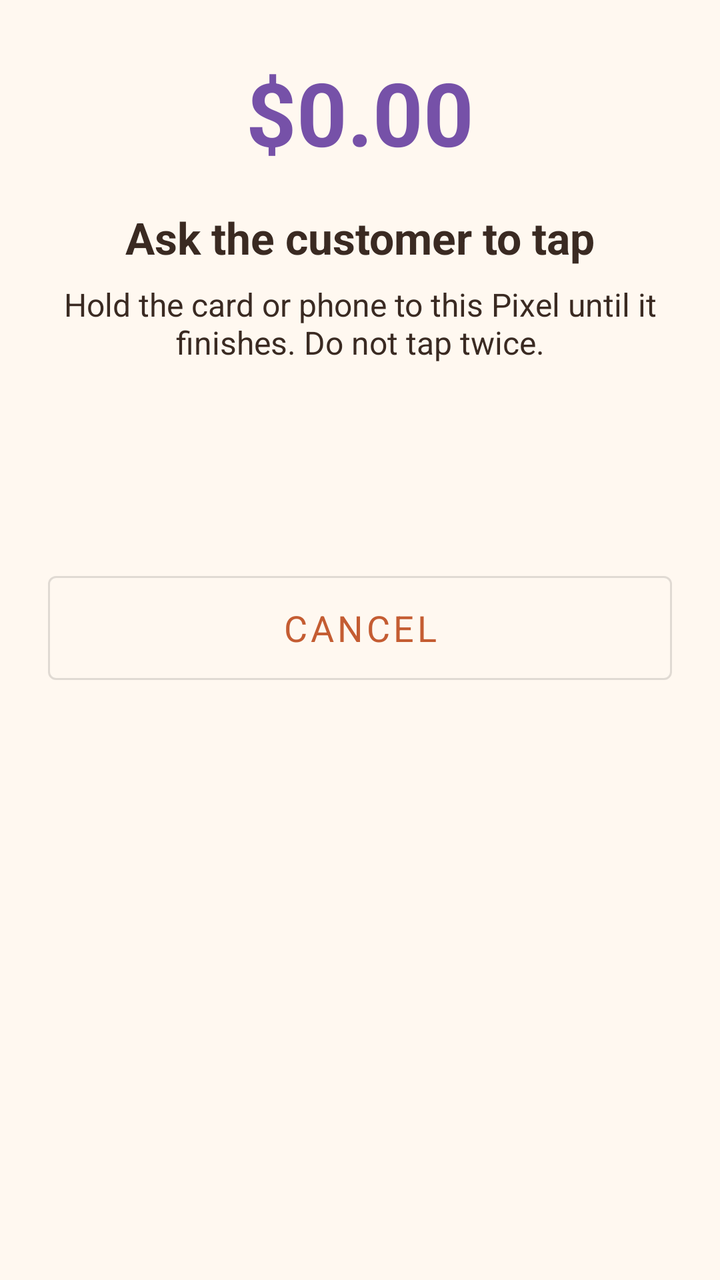
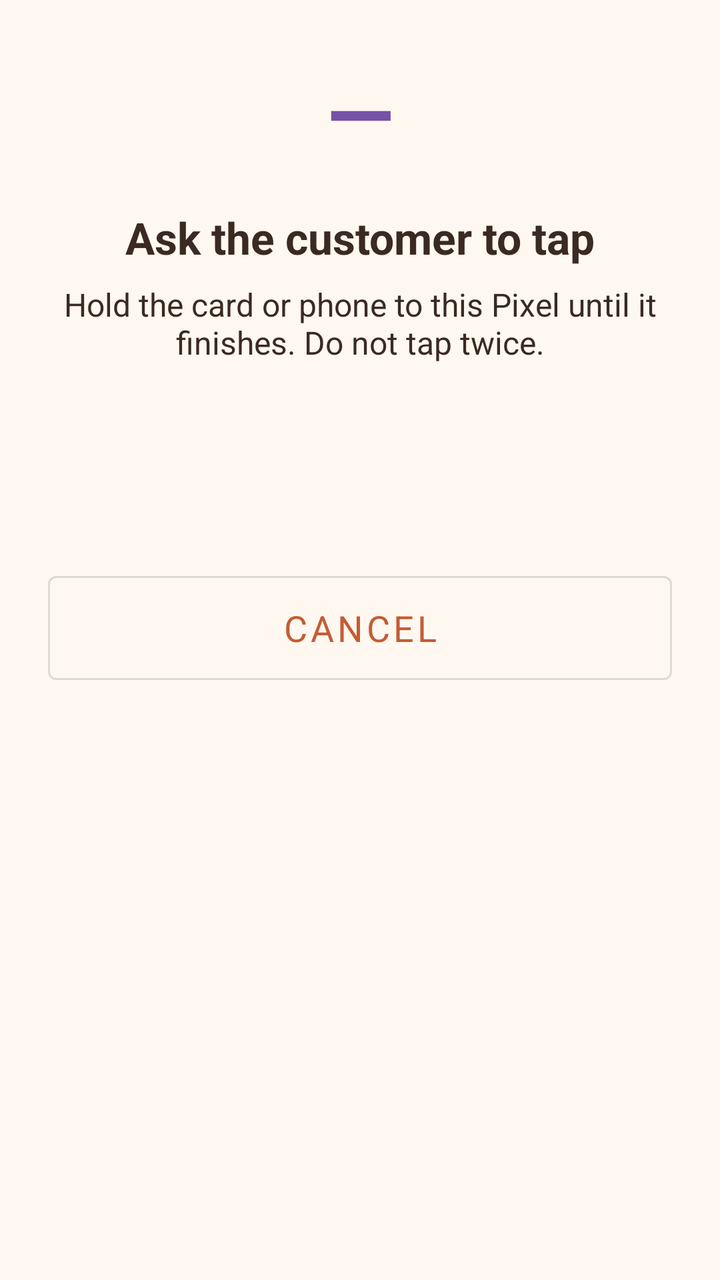

An Android layout rendered at two revisions. The XML below is the earlier revision; the diff shows what the commit changed to produce the second picture.
<!-- AndroidManifest.xml: application theme Theme.SRPos -->
<!-- res/layout/activity_collect.xml -->
<?xml version="1.0" encoding="utf-8"?>
<ScrollView xmlns:android="http://schemas.android.com/apk/res/android"
    android:layout_width="match_parent"
    android:layout_height="match_parent"
    android:background="@color/cream"
    android:clipToPadding="false"
    android:fillViewport="true"
    android:fitsSystemWindows="true">

    <LinearLayout
        android:layout_width="match_parent"
        android:layout_height="wrap_content"
        android:gravity="center_horizontal"
        android:orientation="vertical"
        android:padding="24dp">

        <TextView
            android:id="@+id/diagnosticsToggle"
            android:layout_width="match_parent"
            android:layout_height="wrap_content"
            android:gravity="center"
            android:padding="8dp"
            android:text="@string/test_diagnostics"
            android:textColor="@color/turquoise"
            android:textSize="14sp"
            android:visibility="gone" />

        <TextView
            android:id="@+id/diagnostics"
            android:layout_width="match_parent"
            android:layout_height="wrap_content"
            android:layout_marginTop="8dp"
            android:fontFamily="monospace"
            android:gravity="start"
            android:textColor="@color/brown"
            android:textSize="12sp"
            android:visibility="gone" />

        <TextView
            android:id="@+id/amount"
            android:layout_width="match_parent"
            android:layout_height="64dp"
            android:autoSizeMaxTextSize="44sp"
            android:autoSizeMinTextSize="24sp"
            android:autoSizeTextType="uniform"
            android:gravity="center"
            android:maxLines="1"
            android:text="$0.00"
            android:textColor="@color/purple"
            android:textStyle="bold" />

        <TextView
            android:id="@+id/status"
            android:layout_width="match_parent"
            android:layout_height="wrap_content"
            android:layout_marginTop="16dp"
            android:gravity="center"
            android:text="@string/tap_title"
            android:textColor="@color/brown"
            android:textSize="22sp"
            android:textStyle="bold" />

        <TextView
            android:id="@+id/detail"
            android:layout_width="match_parent"
            android:layout_height="wrap_content"
            android:layout_marginTop="8dp"
            android:gravity="center"
            android:text="@string/tap_copy"
            android:textColor="@color/brown"
            android:textSize="16sp" />

        <ProgressBar
            android:id="@+id/busy"
            android:layout_width="48dp"
            android:layout_height="48dp"
            android:layout_marginTop="28dp" />

        <Space
            android:layout_width="match_parent"
            android:layout_height="24dp" />

        <com.google.android.material.button.MaterialButton
            android:id="@+id/takePayment"
            android:layout_width="match_parent"
            android:layout_height="72dp"
            android:layout_marginTop="28dp"
            android:text="@string/take_payment"
            android:textSize="20sp"
            android:visibility="gone" />

        <com.google.android.material.button.MaterialButton
            android:id="@+id/cancel"
            style="@style/Widget.MaterialComponents.Button.OutlinedButton"
            android:layout_width="match_parent"
            android:layout_height="64dp"
            android:text="@string/cancel"
            android:textSize="18sp" />

        <com.google.android.material.button.MaterialButton
            android:id="@+id/backToPos"
            android:layout_width="match_parent"
            android:layout_height="64dp"
            android:layout_marginTop="12dp"
            android:text="@string/back_to_pos"
            android:textSize="18sp"
            android:visibility="gone" />

        <com.google.android.material.button.MaterialButton
            android:id="@+id/openSettings"
            style="@style/Widget.MaterialComponents.Button.OutlinedButton"
            android:layout_width="match_parent"
            android:layout_height="64dp"
            android:layout_marginTop="12dp"
            android:text="@string/open_settings"
            android:textSize="18sp"
            android:visibility="gone" />
    </LinearLayout>
</ScrollView>
<!-- resources referenced by this layout -->
<resources>
  <color name="brown">#3A2A22</color>
  <color name="cream">#FFF8F0</color>
  <color name="purple">#7651A8</color>
  <color name="turquoise">#2F6F6D</color>
  <string name="back_to_pos">Back to S&amp;R Payments</string>
  <string name="cancel">Cancel</string>
  <string name="open_settings">Open Settings</string>
  <string name="take_payment">Take Payment</string>
  <string name="tap_copy">Hold the card or phone to this Pixel until it finishes. Do not tap twice.</string>
  <string name="tap_title">Ask the customer to tap</string>
  <string name="test_diagnostics">TEST Diagnostics</string>
  <style name="Theme.SRPos" parent="Theme.MaterialComponents.Light.NoActionBar">
          <item name="colorPrimary">@color/terracotta</item>
          <item name="colorPrimaryVariant">@color/brown</item>
          <item name="colorAccent">@color/turquoise</item>
          <item name="android:statusBarColor">@color/brown</item>
          <item name="android:navigationBarColor">@color/cream</item>
          <item name="android:windowBackground">@color/cream</item>
          <item name="android:fontFamily">sans-serif</item>
      </style>
  <color name="terracotta">#C45C32</color>
</resources>

<!-- the commit's change to res/layout/activity_collect.xml (unified diff, before → after) -->
@@ -13,6 +13,31 @@
         android:gravity="center_horizontal"
         android:orientation="vertical"
         android:padding="24dp">
+
+        <TextView
+            android:id="@+id/collectBanner"
+            android:layout_width="match_parent"
+            android:layout_height="wrap_content"
+            android:background="@color/turquoise"
+            android:gravity="center"
+            android:padding="10dp"
+            android:text="@string/collect_test_banner"
+            android:textColor="@color/cream"
+            android:textSize="16sp"
+            android:textStyle="bold"
+            android:visibility="gone" />
+
+        <TextView
+            android:id="@+id/handoffPanel"
+            android:layout_width="match_parent"
+            android:layout_height="wrap_content"
+            android:layout_marginTop="8dp"
+            android:fontFamily="monospace"
+            android:gravity="start"
+            android:padding="8dp"
+            android:textColor="@color/brown"
+            android:textSize="13sp"
+            android:visibility="gone" />
 
         <TextView
             android:id="@+id/diagnosticsToggle"
@@ -45,7 +70,7 @@
             android:autoSizeTextType="uniform"
             android:gravity="center"
             android:maxLines="1"
-            android:text="$0.00"
+            android:text="—"
             android:textColor="@color/purple"
             android:textStyle="bold" />
 
<!-- resource entries referenced after the edit -->
@@ -6,6 +6,7 @@
   <color name="turquoise">#2F6F6D</color>
   <string name="back_to_pos">Back to S&amp;R Payments</string>
   <string name="cancel">Cancel</string>
+  <string name="collect_test_banner">COLLECT CODE 10\np310-handoff</string>
   <string name="open_settings">Open Settings</string>
   <string name="take_payment">Take Payment</string>
   <string name="tap_copy">Hold the card or phone to this Pixel until it finishes. Do not tap twice.</string>
